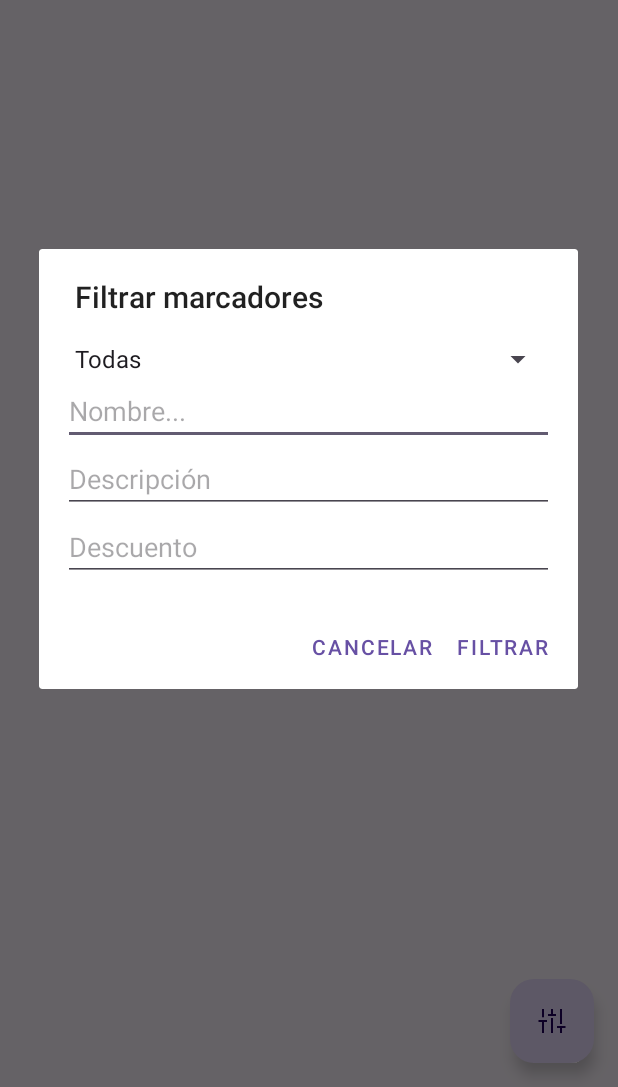
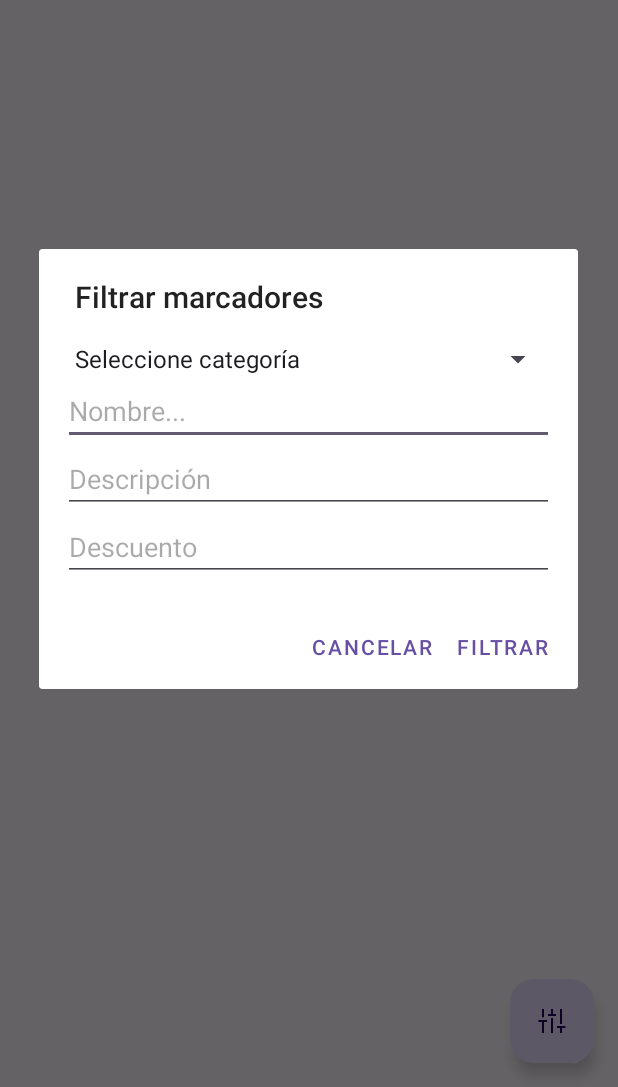
Before and after one commit to a256b/app-torneos-ajedrez, an Android app: the fragment MapaFragment shown on its own in the app's theme, after a tap on "Filtro", on a phone screen of 412 x 824 dp, the part 149-1236 px from its top. Run offline under Robolectric (Android 15) with nearby library versions, the phone set to English and light mode, and no system bars; our stand-ins replace Firebase (no records; nobody signed in at launch, a user with empty details on screens opened directly).

Commit message:
style: persistencia en filtros

```diff
--- a/app/src/main/java/com/example/apptorneosajedrez/ui/mapa/MapaFragment.kt
+++ b/app/src/main/java/com/example/apptorneosajedrez/ui/mapa/MapaFragment.kt
@@ -32,6 +32,11 @@ class MapaFragment : Fragment(), OnMapReadyCallback {
 
     private lateinit var googleMap: GoogleMap
     private val viewModel: MapaViewModel by viewModels()
+
+    private var filtroNombre: String = ""
+    private var filtroCategoria: String = "Seleccione categoría"
+    private var filtroDescripcion: String = ""
+    private var filtroDescuento: Int? = null
 
     override fun onCreateView(
         inflater: LayoutInflater, container: ViewGroup?, savedInstanceState: Bundle?
@@ -253,11 +258,10 @@ class MapaFragment : Fragment(), OnMapReadyCallback {
 
         val spinnerCategoria = dialogView.findViewById<Spinner>(R.id.spinnerCategoriaFiltro)
         val inputNombre = dialogView.findViewById<EditText>(R.id.editTextNombreFiltro)
-
         val inputDescripcion = dialogView.findViewById<EditText>(R.id.editTextDescripcionFiltro)
         val inputDescuento = dialogView.findViewById<EditText>(R.id.editTextDescuentoFiltro)
 
-        val categorias = listOf("Todas") + Categoria.values().map {
+        val categorias = listOf("Seleccione categoría") + Categoria.values().map {
             it.name.lowercase().replaceFirstChar(Char::titlecase)
         }
 
@@ -265,17 +269,23 @@ class MapaFragment : Fragment(), OnMapReadyCallback {
         adapter.setDropDownViewResource(android.R.layout.simple_spinner_dropdown_item)
         spinnerCategoria.adapter = adapter
 
+        inputNombre.setText(filtroNombre)
+        inputDescripcion.setText(filtroDescripcion)
+        inputDescuento.setText(filtroDescuento?.toString() ?: "")
+
+        val indexCategoria = categorias.indexOf(filtroCategoria)
+        if (indexCategoria >= 0) spinnerCategoria.setSelection(indexCategoria)
+
         AlertDialog.Builder(requireContext())
             .setTitle("Filtrar marcadores")
             .setView(dialogView)
             .setPositiveButton("Filtrar") { _, _ ->
-                val nombreFiltro = inputNombre.text.toString().trim()
-                val categoriaSeleccionada = spinnerCategoria.selectedItem.toString()
+                filtroNombre = inputNombre.text.toString().trim()
+                filtroCategoria = spinnerCategoria.selectedItem.toString()
+                filtroDescripcion = inputDescripcion.text.toString().trim()
+                filtroDescuento = inputDescuento.text.toString().toIntOrNull()
 
-                val descFiltro = inputDescripcion.text.toString().trim()
-                val descuentoFiltro = inputDescuento.text.toString().toIntOrNull()
-
-                aplicarFiltro(nombreFiltro, categoriaSeleccionada, descFiltro, descuentoFiltro)
+                aplicarFiltro(filtroNombre, filtroCategoria, filtroDescripcion, filtroDescuento)
 
             }
             .setNegativeButton("Cancelar", null)
```
